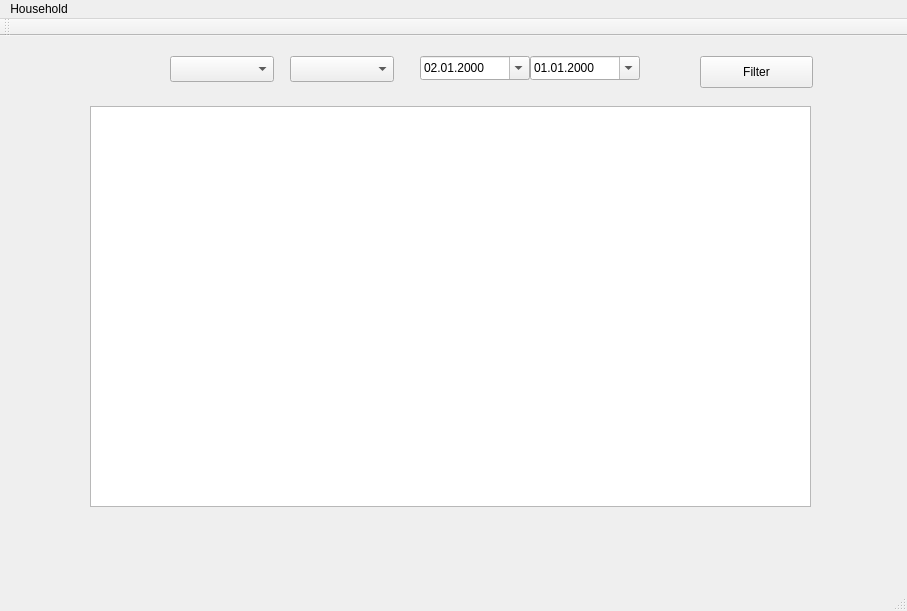
Qt form mainwindow.ui (sandroKa/SE) before a commit.
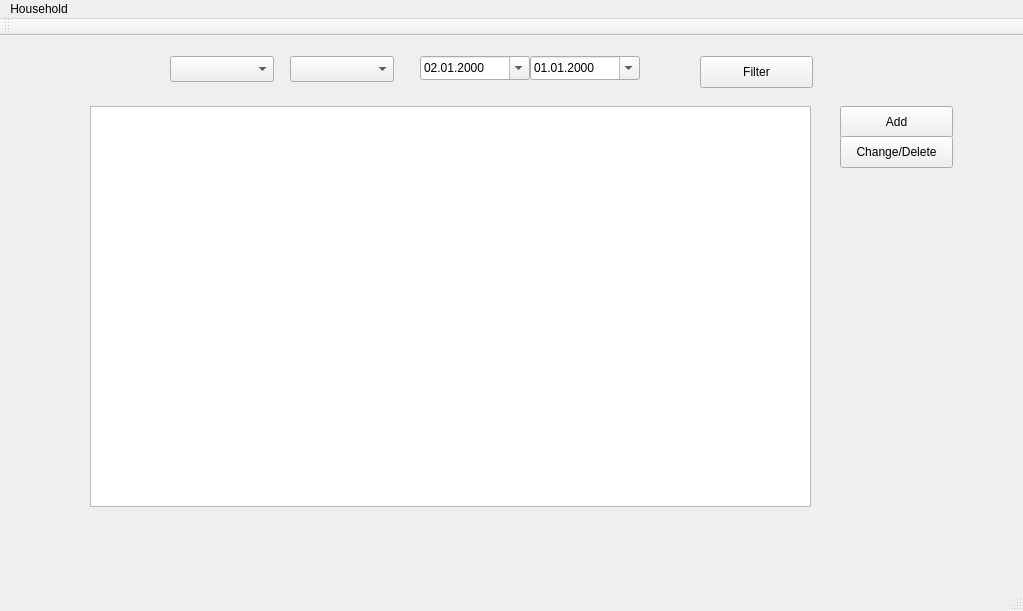
The same form after that commit.

Diff of the .ui file:
```diff
--- a/mainwindow.ui
+++ b/mainwindow.ui
@@ -6,7 +6,7 @@
    <rect>
     <x>0</x>
     <y>0</y>
-    <width>907</width>
+    <width>1023</width>
     <height>611</height>
    </rect>
   </property>
@@ -102,13 +102,39 @@
      </rect>
     </property>
    </widget>
+   <widget class="QPushButton" name="btn_addTrans">
+    <property name="geometry">
+     <rect>
+      <x>840</x>
+      <y>70</y>
+      <width>113</width>
+      <height>32</height>
+     </rect>
+    </property>
+    <property name="text">
+     <string>Add</string>
+    </property>
+   </widget>
+   <widget class="QPushButton" name="btn_delete">
+    <property name="geometry">
+     <rect>
+      <x>840</x>
+      <y>100</y>
+      <width>113</width>
+      <height>32</height>
+     </rect>
+    </property>
+    <property name="text">
+     <string>Change/Delete</string>
+    </property>
+   </widget>
   </widget>
   <widget class="QMenuBar" name="menuBar">
    <property name="geometry">
     <rect>
      <x>0</x>
      <y>0</y>
-     <width>907</width>
+     <width>1023</width>
      <height>22</height>
     </rect>
    </property>
```
Left out of the diff: 3 changed lines with no effect on the pictures.
